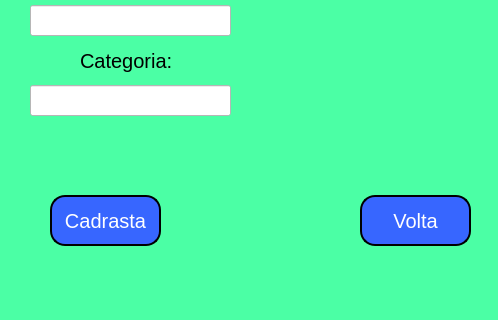
The window that Projeto/terceira.ui (marceloamaro/Pratica_BD) describes before a commit, drawn with Qt 5; both pictures show x 0 to 498 and y 265 to 585 of the 498 by 585 pixel window.
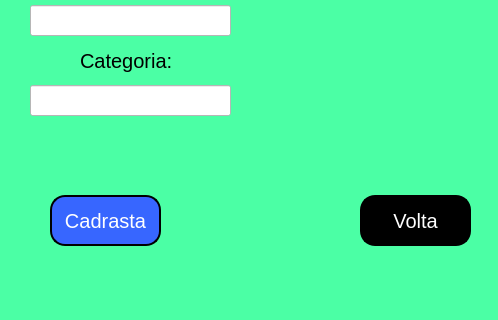
The same window after the commit. Icons and pictures are not drawn.

Diff of the .ui file:
```diff
--- a/Projeto/terceira.ui
+++ b/Projeto/terceira.ui
@@ -248,7 +248,7 @@
      </font>
     </property>
     <property name="styleSheet">
-     <string notr="true">background-color: rgb(55, 102, 255);
+     <string notr="true">background-color: rgb(555, 102, 255);
 color: rgb(255, 255, 255);
 border-style: outset;
 border-width: 2px;
```
